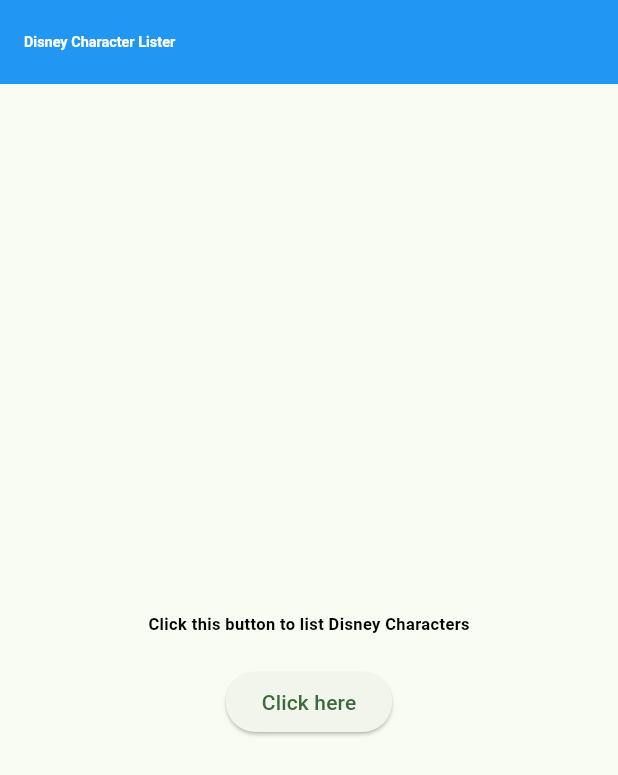
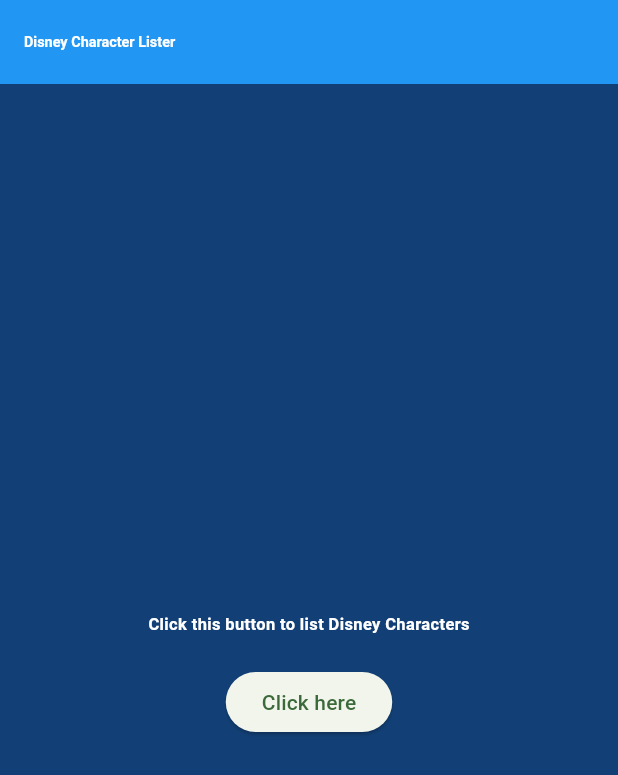
Before and after one commit to Nemil21/flutter-contest, a Flutter app: the screen it shows after launch, on a phone screen of 412 x 824 dp. Shown: the top 775 px of the screen. Run offline on Flutter 3.47's test engine with Material 3 defaults, Android fonts, the phone set to English and light mode, and no system bars; our stand-ins replace awesome_dialog, sizer.

Commit message:
Update Home.dart

```diff
--- a/lib/Home.dart
+++ b/lib/Home.dart
@@ -65,6 +65,7 @@
 // }
 
 body: Container(
+   color: Color.fromRGBO(18, 64, 118, 1),
   child: Column(
     mainAxisAlignment: MainAxisAlignment.center,
     children: [
@@ -75,7 +76,7 @@
             'Click this button to list Disney Characters',
             style: TextStyle(
               fontSize: 8.sp,
-              color: Colors.black,
+              color: Colors.white,
               fontWeight: FontWeight.bold,
             ),
           ),
```
